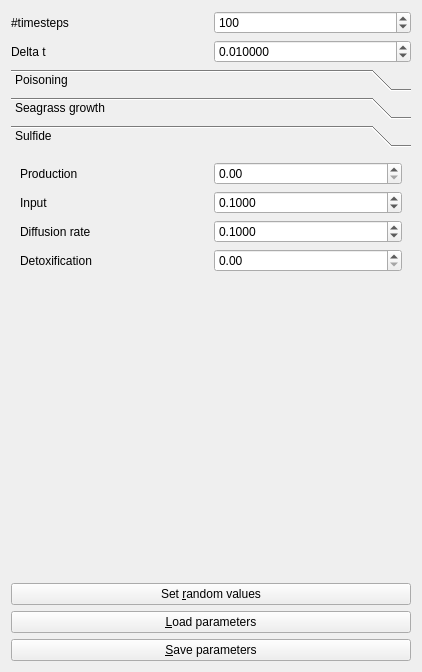
richelbilderbeek/ProjectRichelBilderbeek, file Tools/ToolMutualismBreakdowner/qtmutualismbreakdownerparameterswidget.ui: the form before one commit.
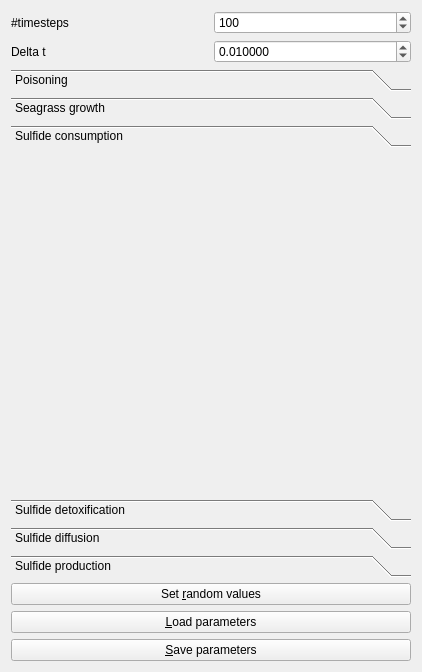
The form after the commit. The open tabs and pages were chosen to show the change. Icons and pictures are not drawn.

Diff of the .ui file:
```diff
--- a/Tools/ToolMutualismBreakdowner/qtmutualismbreakdownerparameterswidget.ui
+++ b/Tools/ToolMutualismBreakdowner/qtmutualismbreakdownerparameterswidget.ui
@@ -117,27 +117,29 @@
       </attribute>
       <layout class="QGridLayout" name="gridLayout_5"/>
      </widget>
-     <widget class="QWidget" name="page_sulfide">
-      <property name="geometry">
-       <rect>
-        <x>0</x>
-        <y>0</y>
-        <width>400</width>
-        <height>396</height>
-       </rect>
-      </property>
+     <widget class="QWidget" name="page_sulfide_consumption">
       <attribute name="label">
-       <string>Sulfide</string>
+       <string>Sulfide consumption</string>
       </attribute>
-      <layout class="QGridLayout" name="gridLayout_6">
-       <item row="2" column="0">
+     </widget>
+     <widget class="QWidget" name="page_sulfide_detoxification">
+      <attribute name="label">
+       <string>Sulfide detoxification</string>
+      </attribute>
+     </widget>
+     <widget class="QWidget" name="page_sulfide_diffusion">
+      <attribute name="label">
+       <string>Sulfide diffusion</string>
+      </attribute>
+      <layout class="QGridLayout" name="gridLayout">
+       <item row="0" column="0">
         <widget class="QLabel" name="label_sulfide_diffusion_rate">
          <property name="text">
           <string>Diffusion rate</string>
          </property>
         </widget>
        </item>
-       <item row="2" column="1">
+       <item row="0" column="1">
         <widget class="QDoubleSpinBox" name="box_sulfide_diffusion_rate">
          <property name="decimals">
           <number>4</number>
@@ -150,7 +152,48 @@
          </property>
         </widget>
        </item>
-       <item row="4" column="0">
+       <item row="1" column="0">
+        <spacer name="verticalSpacer_2">
+         <property name="orientation">
+          <enum>Qt::Vertical</enum>
+         </property>
+         <property name="sizeHint" stdset="0">
+          <size>
+           <width>20</width>
+           <height>86</height>
+          </size>
+         </property>
+        </spacer>
+       </item>
+       <item row="2" column="0" colspan="2">
+        <widget class="QLabel" name="image_sulfide_diffusion">
+         <property name="text">
+          <string/>
+         </property>
+         <property name="pixmap">
+          <pixmap resource="ToolMutualismBreakdowner.qrc">:/images/Sulfide.jpg</pixmap>
+         </property>
+         <property name="alignment">
+          <set>Qt::AlignCenter</set>
+         </property>
+        </widget>
+       </item>
+      </layout>
+     </widget>
+     <widget class="QWidget" name="page_sulfide_production">
+      <property name="geometry">
+       <rect>
+        <x>0</x>
+        <y>0</y>
+        <width>400</width>
+        <height>365</height>
+       </rect>
+      </property>
+      <attribute name="label">
+       <string>Sulfide production</string>
+      </attribute>
+      <layout class="QGridLayout" name="gridLayout_6">
+       <item row="2" column="0">
         <spacer name="verticalSpacer">
          <property name="orientation">
           <enum>Qt::Vertical</enum>
@@ -163,36 +206,19 @@
          </property>
         </spacer>
        </item>
-       <item row="5" column="0" colspan="2">
-        <widget class="QLabel" name="label_sulfide">
-         <property name="text">
-          <string/>
-         </property>
-         <property name="pixmap">
-          <pixmap resource="ToolMutualismBreakdowner.qrc">:/images/Sulfide.jpg</pixmap>
-         </property>
-         <property name="alignment">
-          <set>Qt::AlignCenter</set>
-         </property>
-        </widget>
-       </item>
-       <item row="1" column="0">
-        <widget class="QLabel" name="label_sulfide_input">
-         <property name="text">
-          <string>Input</string>
-         </property>
-        </widget>
-       </item>
        <item row="1" column="1">
-        <widget class="QDoubleSpinBox" name="box_sulfide_input">
-         <property name="decimals">
-          <number>4</number>
+        <widget class="QDoubleSpinBox" name="box_sulfide_detoxification"/>
+       </item>
+       <item row="3" column="0" colspan="2">
+        <widget class="QLabel" name="image_sulfide_production">
+         <property name="text">
+          <string/>
          </property>
-         <property name="maximum">
-          <double>100000000000.000000000000000</double>
+         <property name="pixmap">
+          <pixmap resource="ToolMutualismBreakdowner.qrc">:/images/Sulfide.jpg</pixmap>
          </property>
-         <property name="value">
-          <double>0.100000000000000</double>
+         <property name="alignment">
+          <set>Qt::AlignCenter</set>
          </property>
         </widget>
        </item>
@@ -203,19 +229,13 @@
          </property>
         </widget>
        </item>
-       <item row="3" column="0">
+       <item row="1" column="0">
         <widget class="QLabel" name="label_sulfide_detoxification">
          <property name="text">
           <string>Detoxification</string>
          </property>
         </widget>
        </item>
-       <item row="0" column="1">
-        <widget class="QDoubleSpinBox" name="box_sulfide_production"/>
-       </item>
-       <item row="3" column="1">
-        <widget class="QDoubleSpinBox" name="box_sulfide_detoxification"/>
-       </item>
       </layout>
       <zorder>box_sulfide_diffusion_rate</zorder>
       <zorder>label_sulfide_diffusion_rate</zorder>
```
Left out of the diff: 11 changed lines with no effect on the pictures.
